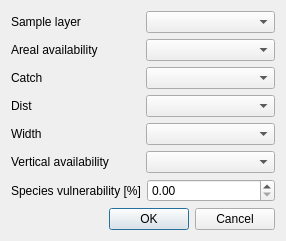
Before: the Qt Designer form python/plugins/survey_design/surveyevaluationdialogbase.ui in mhugent/QGIS, drawn with Qt 5.
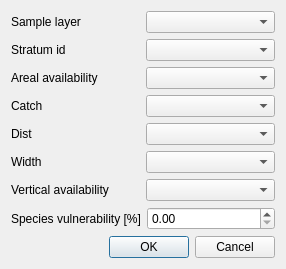
After: the same form once the commit is applied.

Commit message: Calculation of biomass evaluation per stratum

```diff
--- a/python/plugins/survey_design/surveyevaluationdialogbase.ui
+++ b/python/plugins/survey_design/surveyevaluationdialogbase.ui
@@ -16,57 +16,17 @@
   <layout class="QGridLayout" name="gridLayout_2">
    <item row="0" column="0">
     <layout class="QGridLayout" name="gridLayout">
-     <item row="0" column="0">
-      <widget class="QLabel" name="mSampleLayerLabel">
-       <property name="text">
-        <string>Sample layer</string>
-       </property>
-      </widget>
-     </item>
      <item row="0" column="1">
       <widget class="QComboBox" name="mSampleLayerComboBox"/>
      </item>
-     <item row="1" column="0">
-      <widget class="QLabel" name="mArealAvailabliltyLabel">
-       <property name="text">
-        <string>Areal availability</string>
-       </property>
-      </widget>
-     </item>
-     <item row="1" column="1">
-      <widget class="QComboBox" name="mArealAvailabilityComboBox"/>
-     </item>
-     <item row="2" column="0">
-      <widget class="QLabel" name="mCatchLabel">
-       <property name="text">
-        <string>Catch</string>
-       </property>
-      </widget>
-     </item>
-     <item row="2" column="1">
-      <widget class="QComboBox" name="mCatchComboBox"/>
-     </item>
-     <item row="3" column="0">
+     <item row="4" column="0">
       <widget class="QLabel" name="mDistLabel">
        <property name="text">
         <string>Dist</string>
        </property>
       </widget>
      </item>
-     <item row="3" column="1">
-      <widget class="QComboBox" name="mDistComboBox"/>
-     </item>
-     <item row="4" column="0">
-      <widget class="QLabel" name="mWidthLabel">
-       <property name="text">
-        <string>Width</string>
-       </property>
-      </widget>
-     </item>
-     <item row="4" column="1">
-      <widget class="QComboBox" name="mWidthComboBox"/>
-     </item>
-     <item row="5" column="0">
+     <item row="6" column="0">
       <widget class="QLabel" name="mVavailLabel">
        <property name="text">
         <string>Vertical availability</string>
@@ -74,8 +34,58 @@
       </widget>
      </item>
      <item row="5" column="1">
+      <widget class="QComboBox" name="mWidthComboBox"/>
+     </item>
+     <item row="4" column="1">
+      <widget class="QComboBox" name="mDistComboBox"/>
+     </item>
+     <item row="2" column="0">
+      <widget class="QLabel" name="mArealAvailabliltyLabel">
+       <property name="text">
+        <string>Areal availability</string>
+       </property>
+      </widget>
+     </item>
+     <item row="6" column="1">
       <widget class="QComboBox" name="mVavailComboBox"/>
      </item>
+     <item row="5" column="0">
+      <widget class="QLabel" name="mWidthLabel">
+       <property name="text">
+        <string>Width</string>
+       </property>
+      </widget>
+     </item>
+     <item row="2" column="1">
+      <widget class="QComboBox" name="mArealAvailabilityComboBox"/>
+     </item>
+     <item row="0" column="0">
+      <widget class="QLabel" name="mSampleLayerLabel">
+       <property name="text">
+        <string>Sample layer</string>
+       </property>
+      </widget>
+     </item>
+     <item row="3" column="0">
+      <widget class="QLabel" name="mCatchLabel">
+       <property name="text">
+        <string>Catch</string>
+       </property>
+      </widget>
+     </item>
+     <item row="3" column="1">
+      <widget class="QComboBox" name="mCatchComboBox"/>
+     </item>
+     <item row="1" column="1">
+      <widget class="QComboBox" name="mStratumIdComboBox"/>
+     </item>
+     <item row="1" column="0">
+      <widget class="QLabel" name="mStratumIdLabel">
+       <property name="text">
+        <string>Stratum id</string>
+       </property>
+      </widget>
+     </item>
     </layout>
    </item>
    <item row="1" column="0">
```
The commit also changes 3 other files.
